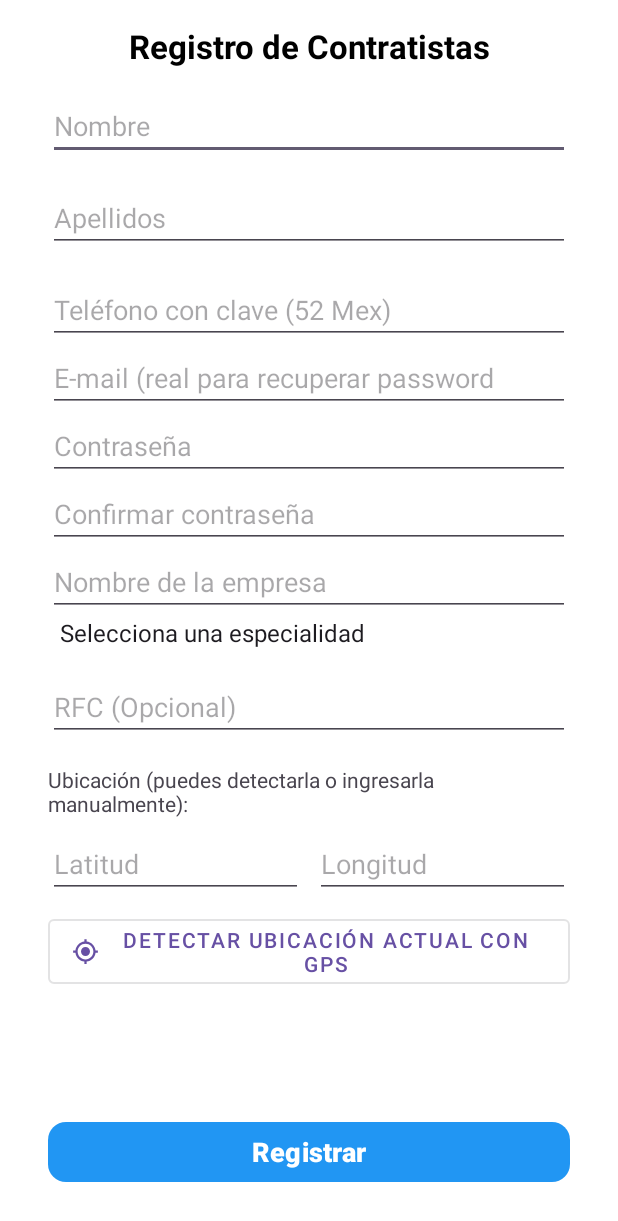
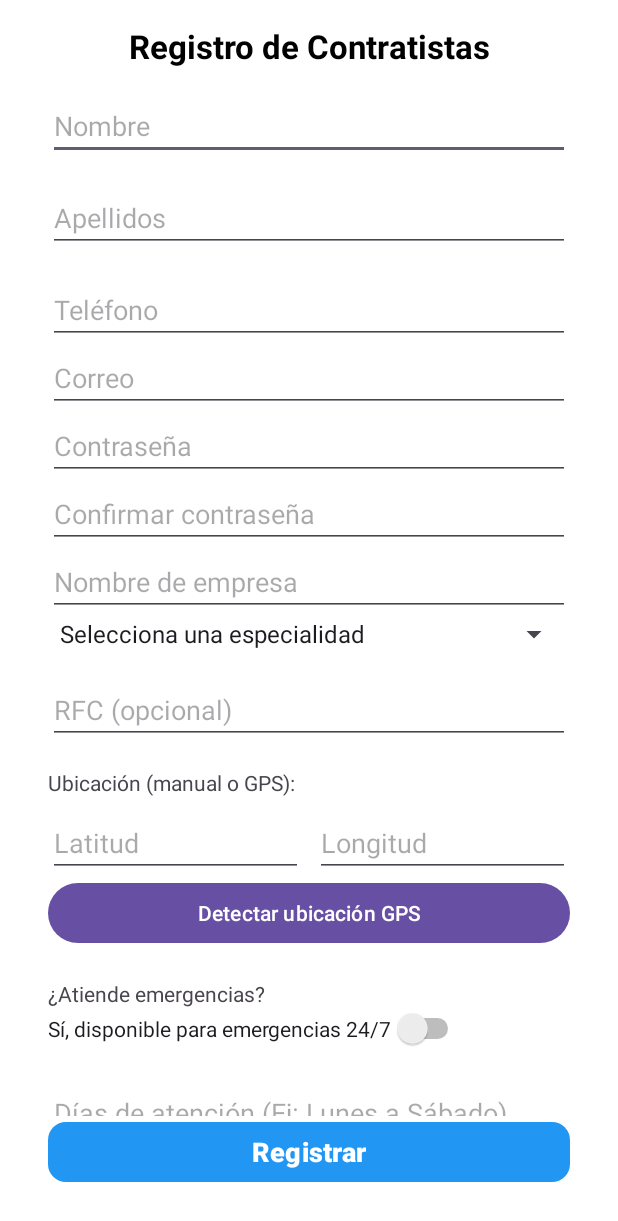
Before and after one commit to lemursoft75/conexion-de-oficios, an Android app: the RegisterContractorActivity screen opened directly, with no data from a screen before it, after a tap on "Registrar", on a phone screen of 412 x 824 dp. Shown: the top 1221 px of the screen. Run offline under Robolectric (Android 15) with nearby library versions, the phone set to English and light mode, and no system bars; our stand-ins replace Firebase (no records; nobody signed in at launch, a user with empty details on screens opened directly); 2 other taps on this screen came first.

Commit message:
modificar formulario de registro de contratistas

```diff
--- a/app/src/main/AndroidManifest.xml
+++ b/app/src/main/AndroidManifest.xml
@@ -49,6 +49,7 @@
         <activity android:name=".activities.EditProfileActivity"/>
         <activity android:name=".activities.EditClientProfileActivity"/>
         <activity android:name=".activities.ChatActivity"/>
+        <activity android:name=".activities.EditAdActivity"/>
 
 
 
--- a/app/src/main/java/com/javipena/conexiondeoficios/activities/RegisterContractorActivity.kt
+++ b/app/src/main/java/com/javipena/conexiondeoficios/activities/RegisterContractorActivity.kt
@@ -9,11 +9,7 @@ import android.os.Bundle
 import android.os.Handler
 import android.os.Looper
 import android.util.Log
-import android.widget.ArrayAdapter
-import android.widget.Button
-import android.widget.EditText
-import android.widget.Spinner
-import android.widget.Toast
+import android.widget.*
 import androidx.appcompat.app.AlertDialog
 import androidx.appcompat.app.AppCompatActivity
 import androidx.core.app.ActivityCompat
@@ -24,7 +20,7 @@ import com.javipena.conexiondeoficios.R
 
 class RegisterContractorActivity : AppCompatActivity() {
 
-    // --- Vistas de la UI ---
+    // --- Vistas ---
     private lateinit var editName: EditText
     private lateinit var editLastname: EditText
     private lateinit var editPhone: EditText
@@ -37,9 +33,14 @@ class RegisterContractorActivity : AppCompatActivity() {
     private lateinit var editLatitude: EditText
     private lateinit var editLongitude: EditText
     private lateinit var btnRegister: Button
-    private lateinit var btnDetectLocation: Button // Botón nuevo
+    private lateinit var btnDetectLocation: Button
 
-    // --- Firebase ---
+    // ✔ NUEVOS CAMPOS
+    private lateinit var switchEmergencies: Switch
+    private lateinit var editDays: EditText
+    private lateinit var editHoursFrom: EditText
+    private lateinit var editHoursTo: EditText
+
     private lateinit var auth: FirebaseAuth
 
     override fun onCreate(savedInstanceState: Bundle?) {
@@ -48,13 +49,8 @@ class RegisterContractorActivity : AppCompatActivity() {
 
         auth = FirebaseAuth.getInstance()
 
-        // Vinculación de todas las vistas del layout
         setupViews()
-
-        // Configuración del Spinner de especialidades
         setupSpecialtySpinner()
-
-        // Configuración de los listeners para los botones
         setupClickListeners()
     }
 
@@ -72,58 +68,77 @@ class RegisterContractorActivity : AppCompatActivity() {
         editLongitude = findViewById(R.id.edit_longitude)
         btnRegister = findViewById(R.id.btn_register)
         btnDetectLocation = findViewById(R.id.btn_detect_location)
+
+        // ✔ NUEVOS
+        switchEmergencies = findViewById(R.id.switch_emergency)
+        editDays = findViewById(R.id.edit_days)
+        editHoursFrom = findViewById(R.id.edit_hours_from)
+        editHoursTo = findViewById(R.id.edit_hours_to)
     }
 
     private fun setupSpecialtySpinner() {
-        val specialties = listOf("Selecciona una especialidad", "Albañil", "Electricista", "Plomero", "Carpintero", "Cerrajero", "Mecánico", "Técnico en refrigeración", "Técnico en computadoras", "Herrero", "Limpieza de hogar", "Jardinero", "Agente inmobiliario", "Médico", "Asesoría escolar", "Músico", "Animación para eventos", "Otro")
+        val specialties = listOf(
+            "Selecciona una especialidad", "Albañil", "Electricista", "Plomero", "Carpintero",
+            "Cerrajero", "Mecánico", "Técnico en refrigeración", "Técnico en computadoras",
+            "Herrero", "Limpieza de hogar", "Jardinero", "Agente inmobiliario", "Médico",
+            "Asesoría escolar", "Músico", "Animación para eventos", "Otro"
+        )
+
         val adapter = ArrayAdapter(this, android.R.layout.simple_spinner_item, specialties)
         adapter.setDropDownViewResource(android.R.layout.simple_spinner_dropdown_item)
         spinnerSpecialty.adapter = adapter
     }
 
     private fun setupClickListeners() {
-        btnRegister.setOnClickListener {
-            registerContractor()
-        }
-        btnDetectLocation.setOnClickListener {
-            checkLocationPermission()
+        btnRegister.setOnClickListener { registerContractor() }
+        btnDetectLocation.setOnClickListener { checkLocationPermission() }
+    }
+
+    private fun checkLocationPermission() {
+        if (ActivityCompat.checkSelfPermission(
+                this, Manifest.permission.ACCESS_FINE_LOCATION
+            ) == PackageManager.PERMISSION_GRANTED
+        ) {
+            getCurrentLocation()
+        } else {
+            ActivityCompat.requestPermissions(
+                this,
+                arrayOf(Manifest.permission.ACCESS_FINE_LOCATION),
+                LOCATION_PERMISSION_REQUEST_CODE
+            )
         }
     }
 
-    private fun checkLocationPermission() {
-        if (ActivityCompat.checkSelfPermission(this, Manifest.permission.ACCESS_FINE_LOCATION) == PackageManager.PERMISSION_GRANTED) {
+    override fun onRequestPermissionsResult(
+        requestCode: Int,
+        permissions: Array<out String>,
+        grantResults: IntArray
+    ) {
+        super.onRequestPermissionsResult(requestCode, permissions, grantResults)
+
+        if (requestCode == LOCATION_PERMISSION_REQUEST_CODE &&
+            grantResults.isNotEmpty() &&
+            grantResults[0] == PackageManager.PERMISSION_GRANTED
+        ) {
             getCurrentLocation()
         } else {
-            ActivityCompat.requestPermissions(this, arrayOf(Manifest.permission.ACCESS_FINE_LOCATION), LOCATION_PERMISSION_REQUEST_CODE)
-        }
-    }
-
-    override fun onRequestPermissionsResult(requestCode: Int, permissions: Array<out String>, grantResults: IntArray) {
-        super.onRequestPermissionsResult(requestCode, permissions, grantResults)
-        if (requestCode == LOCATION_PERMISSION_REQUEST_CODE && grantResults.isNotEmpty() && grantResults[0] == PackageManager.PERMISSION_GRANTED) {
-            getCurrentLocation()
-        } else {
-            Toast.makeText(this, "El permiso de ubicación es necesario para detectar tu posición.", Toast.LENGTH_LONG).show()
+            Toast.makeText(this, "Necesitas permitir la ubicación.", Toast.LENGTH_LONG).show()
         }
     }
 
     @SuppressLint("MissingPermission")
     private fun getCurrentLocation() {
-        Toast.makeText(this, "Detectando ubicación...", Toast.LENGTH_SHORT).show()
         val fusedLocationClient = LocationServices.getFusedLocationProviderClient(this)
 
         fusedLocationClient.lastLocation
-            .addOnSuccessListener { location: Location? ->
+            .addOnSuccessListener { location ->
                 if (location != null) {
-                    editLatitude.setText(String.format("%.6f", location.latitude))
-                    editLongitude.setText(String.format("%.6f", location.longitude))
+                    editLatitude.setText("%.6f".format(location.latitude))
+                    editLongitude.setText("%.6f".format(location.longitude))
                     Toast.makeText(this, "Ubicación detectada.", Toast.LENGTH_SHORT).show()
                 } else {
-                    Toast.makeText(this, "No se pudo obtener la ubicación. Asegúrate de tener el GPS activado.", Toast.LENGTH_LONG).show()
+                    Toast.makeText(this, "No se pudo obtener la ubicación.", Toast.LENGTH_LONG).show()
                 }
-            }
-            .addOnFailureListener {
-                Toast.makeText(this, "Error al obtener la ubicación.", Toast.LENGTH_SHORT).show()
             }
     }
 
@@ -140,22 +155,28 @@ class RegisterContractorActivity : AppCompatActivity() {
         val latitudeStr = editLatitude.text.toString().trim()
         val longitudeStr = editLongitude.text.toString().trim()
 
-        if (name.isEmpty() || email.isEmpty() || password.isEmpty() || specialty == "Selecciona una especialidad" || latitudeStr.isEmpty() || longitudeStr.isEmpty()) {
-            Toast.makeText(this, "❌ Por favor, completa todos los campos obligatorios.", Toast.LENGTH_SHORT).show()
+        // ✔ NUEVOS CAMPOS
+        val attendsEmergencies = switchEmergencies.isChecked
+        val days = editDays.text.toString().trim()
+        val hourFrom = editHoursFrom.text.toString().trim()
+        val hourTo = editHoursTo.text.toString().trim()
+
+        if (name.isEmpty() || email.isEmpty() || password.isEmpty() || specialty == "Selecciona una especialidad") {
+            Toast.makeText(this, "Completa todos los campos obligatorios.", Toast.LENGTH_SHORT).show()
             return
         }
 
         if (password != confirmPassword) {
-            Toast.makeText(this, "⚠ Las contraseñas no coinciden", Toast.LENGTH_SHORT).show()
+            Toast.makeText(this, "Las contraseñas no coinciden.", Toast.LENGTH_SHORT).show()
             return
         }
 
         auth.createUserWithEmailAndPassword(email, password)
-            .addOnCompleteListener { authTask ->
-                if (authTask.isSuccessful) {
-                    Log.d("Register", "✅ Usuario creado en Firebase Authentication")
+            .addOnCompleteListener { taskAuth ->
+                if (taskAuth.isSuccessful) {
                     val userId = auth.currentUser?.uid ?: return@addOnCompleteListener
 
+                    // Guardar en Firebase
                     val contractorData = mapOf(
                         "name" to name,
                         "lastname" to lastname,
@@ -168,33 +189,37 @@ class RegisterContractorActivity : AppCompatActivity() {
                         "longitude" to longitudeStr,
                         "userType" to "contractor",
                         "averageRating" to 0.0,
-                        "reviewCount" to 0
+                        "reviewCount" to 0,
+
+                        // ✔ NUEVOS
+                        "attendsEmergencies" to attendsEmergencies,
+                        "attentionDays" to days,
+                        "attentionFrom" to hourFrom,
+                        "attentionTo" to hourTo
                     )
 
-                    FirebaseDatabase.getInstance().getReference("Users").child(userId)
+                    FirebaseDatabase.getInstance().getReference("Users")
+                        .child(userId)
                         .setValue(contractorData)
-                        .addOnCompleteListener { dbTask ->
-                            if (dbTask.isSuccessful) {
-                                Log.d("Register", "✅ Datos guardados en Firebase Database")
-                                runOnUiThread { showSuccessDialog() }
-                            } else {
-                                Log.e("Register", "❌ Error al guardar datos: ${dbTask.exception?.message}")
-                                Toast.makeText(this, "❌ Error al guardar datos.", Toast.LENGTH_LONG).show()
-                            }
+                        .addOnSuccessListener {
+                            showSuccessDialog()
+                        }
+                        .addOnFailureListener {
+                            Toast.makeText(this, "Error al guardar.", Toast.LENGTH_LONG).show()
                         }
                 } else {
-                    Log.e("Register", "❌ Error en autenticación: ${authTask.exception?.message}")
-                    Toast.makeText(this, "❌ Error en la autenticación: ${authTask.exception?.message}", Toast.LENGTH_LONG).show()
+                    Toast.makeText(this, "Error: ${taskAuth.exception?.message}", Toast.LENGTH_LONG).show()
                 }
             }
     }
 
     private fun showSuccessDialog() {
         val dialog = AlertDialog.Builder(this)
-            .setTitle("✅ Registro Completo")
-            .setMessage("Tu cuenta ha sido creada exitosamente. Serás redirigido en unos segundos...")
+            .setTitle("Registro Completo")
+            .setMessage("Tu cuenta ha sido creada exitosamente.")
             .setCancelable(false)
             .create()
+
         dialog.show()
 
         Handler(Looper.getMainLooper()).postDelayed({
@@ -207,7 +232,6 @@ class RegisterContractorActivity : AppCompatActivity() {
         val intent = Intent(this, LoginActivity::class.java)
         intent.flags = Intent.FLAG_ACTIVITY_NEW_TASK or Intent.FLAG_ACTIVITY_CLEAR_TASK
         startActivity(intent)
-        finish()
     }
 
     companion object {
--- /dev/null
+++ b/app/src/main/res/drawable/edit_ad.xml
@@ -0,0 +1,5 @@
+<vector xmlns:android="http://schemas.android.com/apk/res/android" android:height="24dp" android:tint="#000000" android:viewportHeight="24" android:viewportWidth="24" android:width="24dp">
+
+    <path android:fillColor="@android:color/white" android:pathData="M3,17.25V21h3.75L17.81,9.94l-3.75,-3.75L3,17.25zM20.71,7.04c0.39,-0.39 0.39,-1.02 0,-1.41l-2.34,-2.34c-0.39,-0.39 -1.02,-0.39 -1.41,0l-1.83,1.83 3.75,3.75 1.83,-1.83z"/>
+
+</vector>
--- a/app/src/main/res/layout/activity_contractor_dashboard.xml
+++ b/app/src/main/res/layout/activity_contractor_dashboard.xml
@@ -30,7 +30,7 @@
         android:layout_width="match_parent"
         android:layout_height="wrap_content"
         android:layout_marginTop="16dp"
-        android:text="Ver y Eliminar Mis Anuncios"
+        android:text="Editar y Eliminar Mis Anuncios"
         android:paddingVertical="12dp"
         app:icon="@drawable/ic_list" />
 
--- a/app/src/main/res/layout/activity_register_contractor.xml
+++ b/app/src/main/res/layout/activity_register_contractor.xml
@@ -7,7 +7,6 @@
     android:padding="16dp"
     android:background="@color/white">
 
-    <!-- Título -->
     <TextView
         android:id="@+id/text_title"
         android:layout_width="wrap_content"
@@ -21,7 +20,6 @@
         app:layout_constraintStart_toStartOf="parent"
         app:layout_constraintEnd_toEndOf="parent"/>
 
-    <!-- Campos del formulario -->
     <ScrollView
         android:layout_width="match_parent"
         android:layout_height="0dp"
@@ -34,110 +32,101 @@
             android:orientation="vertical"
             android:padding="16dp">
 
-            <EditText
-                android:id="@+id/edit_name"
-                android:layout_width="match_parent"
-                android:layout_height="wrap_content"
-                android:hint="Nombre"/>
+            <!-- Tus campos normales -->
+            <EditText android:id="@+id/edit_name" android:layout_width="match_parent" android:layout_height="wrap_content" android:hint="Nombre"/>
+            <EditText android:id="@+id/edit_lastname" android:layout_width="match_parent" android:layout_height="wrap_content" android:hint="Apellidos" android:layout_marginTop="16dp"/>
+            <EditText android:id="@+id/edit_phone" android:layout_width="match_parent" android:layout_height="wrap_content" android:hint="Teléfono" android:layout_marginTop="16dp"/>
+            <EditText android:id="@+id/edit_email" android:layout_width="match_parent" android:layout_height="wrap_content" android:hint="Correo"/>
+            <EditText android:id="@+id/edit_password" android:layout_width="match_parent" android:layout_height="wrap_content" android:hint="Contraseña" android:inputType="textPassword"/>
+            <EditText android:id="@+id/edit_confirm_password" android:layout_width="match_parent" android:layout_height="wrap_content" android:hint="Confirmar contraseña" android:inputType="textPassword"/>
+            <EditText android:id="@+id/edit_company" android:layout_width="match_parent" android:layout_height="wrap_content" android:hint="Nombre de empresa"/>
 
-            <EditText
-                android:id="@+id/edit_lastname"
-                android:layout_width="match_parent"
-                android:layout_height="wrap_content"
-                android:hint="Apellidos"
-                android:layout_marginTop="16dp"/>
+            <Spinner android:id="@+id/spinner_specialty" android:layout_width="match_parent" android:layout_height="wrap_content"/>
 
-            <EditText
-                android:id="@+id/edit_phone"
-                android:layout_width="match_parent"
-                android:layout_height="wrap_content"
-                android:hint="Teléfono con clave (52 Mex)"
-                android:layout_marginTop="16dp"/>
+            <EditText android:id="@+id/edit_rfc" android:layout_width="match_parent" android:layout_height="wrap_content" android:hint="RFC (opcional)" android:layout_marginTop="16dp"/>
 
-            <EditText
-                android:id="@+id/edit_email"
-                android:layout_width="match_parent"
-                android:layout_height="wrap_content"
-                android:hint="E-mail (real para recuperar password"/>
-
-            <EditText
-                android:id="@+id/edit_password"
-                android:layout_width="match_parent"
-                android:layout_height="wrap_content"
-                android:hint="Contraseña"
-                android:inputType="textPassword"/>
-
-            <EditText
-                android:id="@+id/edit_confirm_password"
-                android:layout_width="match_parent"
-                android:layout_height="wrap_content"
-                android:hint="Confirmar contraseña"
-                android:inputType="textPassword"/>
-
-            <EditText
-                android:id="@+id/edit_company"
-                android:layout_width="match_parent"
-                android:layout_height="wrap_content"
-                android:hint="Nombre de la empresa"/>
-
-            <!-- Especialidad con valores precargados -->
-            <Spinner
-                android:id="@+id/spinner_specialty"
-                android:layout_width="match_parent"
-                android:layout_height="wrap_content"
-                android:background="@color/white"/>
-
-            <EditText
-                android:id="@+id/edit_rfc"
-                android:layout_width="match_parent"
-                android:layout_height="wrap_content"
-                android:hint="RFC (Opcional)"
-                android:layout_marginTop="16dp"/>
-
+            <!-- Ubicación -->
             <TextView
-                android:id="@+id/label_location"
+                android:text="Ubicación (manual o GPS):"
                 android:layout_width="wrap_content"
                 android:layout_height="wrap_content"
-                android:text="Ubicación (puedes detectarla o ingresarla manualmente):"
                 android:layout_marginTop="16dp"/>
 
             <LinearLayout
-                android:id="@+id/location_fields_container"
+                android:orientation="horizontal"
                 android:layout_width="match_parent"
                 android:layout_height="wrap_content"
-                android:orientation="horizontal"
                 android:layout_marginTop="8dp">
 
                 <EditText
                     android:id="@+id/edit_latitude"
                     android:layout_width="0dp"
+                    android:layout_weight="1"
                     android:layout_height="wrap_content"
-                    android:layout_weight="1"
-                    android:hint="Latitud"
-                    android:inputType="numberDecimal|numberSigned"/>
+                    android:hint="Latitud"/>
 
                 <EditText
                     android:id="@+id/edit_longitude"
                     android:layout_width="0dp"
+                    android:layout_weight="1"
                     android:layout_height="wrap_content"
-                    android:layout_weight="1"
                     android:hint="Longitud"
-                    android:inputType="numberDecimal|numberSigned"
                     android:layout_marginStart="8dp"/>
             </LinearLayout>
 
             <Button
                 android:id="@+id/btn_detect_location"
-                style="@style/Widget.MaterialComponents.Button.OutlinedButton"
                 android:layout_width="match_parent"
                 android:layout_height="wrap_content"
-                android:text="Detectar Ubicación Actual con GPS"
-                app:icon="@drawable/ic_my_location"
-                android:layout_marginTop="8dp"/>
+                android:text="Detectar ubicación GPS"/>
+
+            <!-- NUEVO: Emergencias -->
+            <TextView
+                android:text="¿Atiende emergencias?"
+                android:layout_width="wrap_content"
+                android:layout_height="wrap_content"
+                android:layout_marginTop="20dp"/>
+
+            <Switch
+                android:id="@+id/switch_emergency"
+                android:layout_width="wrap_content"
+                android:layout_height="wrap_content"
+                android:text="Sí, disponible para emergencias 24/7"/>
+
+            <!-- NUEVO: Días de atención -->
+            <EditText
+                android:id="@+id/edit_days"
+                android:layout_width="match_parent"
+                android:layout_height="wrap_content"
+                android:hint="Días de atención (Ej: Lunes a Sábado)"
+                android:layout_marginTop="20dp"/>
+
+            <!-- NUEVO: Horarios -->
+            <LinearLayout
+                android:orientation="horizontal"
+                android:layout_width="match_parent"
+                android:layout_height="wrap_content"
+                android:layout_marginTop="8dp">
+
+                <EditText
+                    android:id="@+id/edit_hours_from"
+                    android:layout_width="0dp"
+                    android:layout_weight="1"
+                    android:layout_height="wrap_content"
+                    android:hint="De (Ej: 8:00 AM)"/>
+
+                <EditText
+                    android:id="@+id/edit_hours_to"
+                    android:layout_width="0dp"
+                    android:layout_weight="1"
+                    android:layout_height="wrap_content"
+                    android:hint="A (Ej: 6:00 PM)"
+                    android:layout_marginStart="8dp"/>
+            </LinearLayout>
+
         </LinearLayout>
     </ScrollView>
 
-    <!-- Botón de Registro -->
     <com.google.android.material.button.MaterialButton
         android:id="@+id/btn_register"
         android:layout_width="match_parent"
@@ -146,8 +135,9 @@
         android:textSize="18sp"
         android:textStyle="bold"
         app:backgroundTint="@color/blue"
+        android:textColor="@color/white"
         app:cornerRadius="12dp"
-        android:textColor="@color/white"
         app:layout_constraintBottom_toBottomOf="parent"
         android:layout_margin="16dp"/>
+
 </androidx.constraintlayout.widget.ConstraintLayout>
```
Also changed, not shown: app/src/main/java/com/javipena/conexiondeoficios/activities/EditAdActivity.kt (added, +56 -0 lines), app/src/main/java/com/javipena/conexiondeoficios/activities/EditProfileActivity.kt (+80 -87 lines), app/src/main/java/com/javipena/conexiondeoficios/activities/MyAdsActivity.kt (+14 -3 lines), app/src/main/java/com/javipena/conexiondeoficios/adapters/MyAdsAdapter.kt (+14 -7 lines), app/src/main/java/com/javipena/conexiondeoficios/models/Contractor.kt (+8 -3 lines), app/src/main/res/layout/activity_edit_ad.xml (added, +30 -0 lines), app/src/main/res/layout/activity_edit_profile.xml (+78 -27 lines), app/src/main/res/layout/list_item_my_ad.xml (+23 -4 lines).
